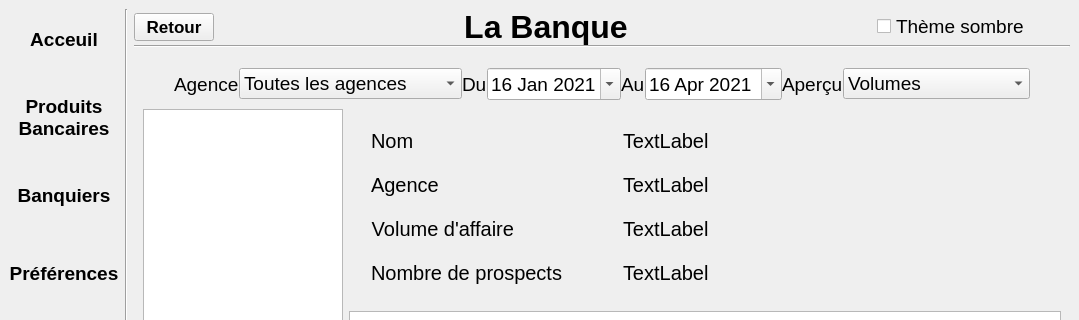
First picture: the form in mainwindow.ui, repository sihamais/TheBank, before the edit; both pictures show x 0 to 1079 and y 0 to 320 of the 1079 by 620 pixel window.
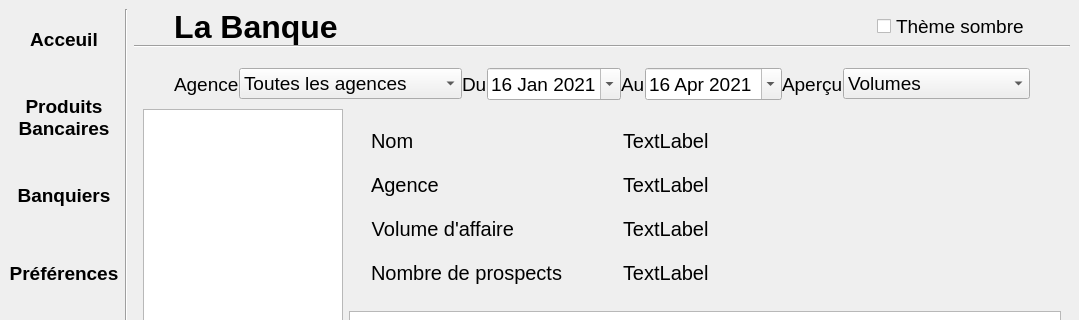
Second picture: the form after the edit. Custom widgets are drawn as their Qt base class.

Commit message: Trop fière de mon IHM

Patch:
```diff
--- a/mainwindow.ui
+++ b/mainwindow.ui
@@ -1023,41 +1023,13 @@
         <height>0</height>
        </rect>
       </property>
-      <item>
-       <widget class="QPushButton" name="backButton">
-        <property name="sizePolicy">
-         <sizepolicy hsizetype="Minimum" vsizetype="Fixed">
-          <horstretch>0</horstretch>
-          <verstretch>0</verstretch>
-         </sizepolicy>
-        </property>
-        <property name="font">
-         <font>
-          <family>Helvetica Neue</family>
-          <pointsize>13</pointsize>
-          <weight>75</weight>
-          <bold>true</bold>
-          <underline>false</underline>
-         </font>
-        </property>
-        <property name="cursor">
-         <cursorShape>PointingHandCursor</cursorShape>
-        </property>
-        <property name="text">
-         <string>Retour</string>
-        </property>
-        <property name="flat">
-         <bool>false</bool>
-        </property>
-       </widget>
-      </item>
       <item>
        <spacer name="horizontalSpacer_8">
         <property name="orientation">
          <enum>Qt::Horizontal</enum>
         </property>
         <property name="sizeType">
-         <enum>QSizePolicy::MinimumExpanding</enum>
+         <enum>QSizePolicy::Preferred</enum>
         </property>
         <property name="sizeHint" stdset="0">
          <size>
```
The commit also changes 1 other file.
